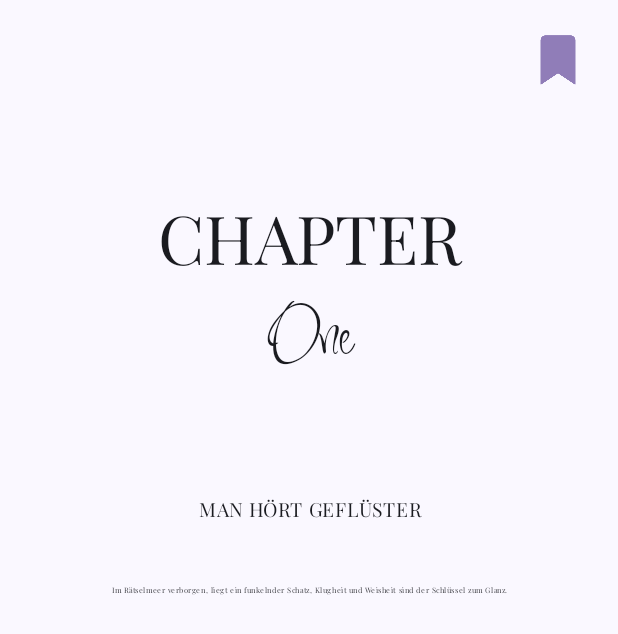
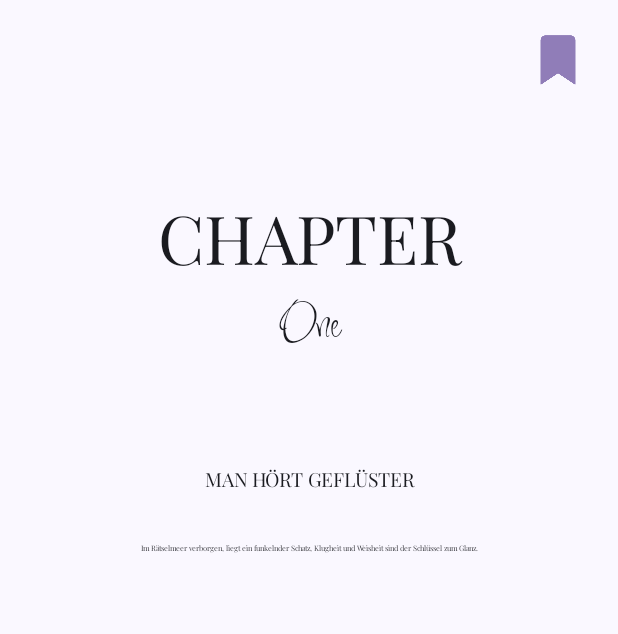
Before and after one commit to Shaygi/VerseVerwebt, an Android app built with Jetpack Compose: the screen it shows after launch (Chapter1), after a tap on "-Start-", on a phone screen of 412 x 824 dp. Shown: the top 634 px of the screen. Run offline under Robolectric (Android 15) with nearby library versions, the light colour scheme and no system bars.

Commit message:
Erneut die Schriftarten und benutzerdefinierte Typographie ersetllt nach merge conflict.

```diff
--- a/app/src/main/java/com/example/verseverwebt/Chapter1.kt
+++ b/app/src/main/java/com/example/verseverwebt/Chapter1.kt
@@ -18,6 +18,7 @@ import androidx.compose.ui.text.style.TextAlign
 import androidx.compose.ui.unit.dp
 import androidx.compose.ui.unit.sp
 import androidx.compose.ui.tooling.preview.Preview
+import com.example.verseverwebt.theme.CustomTypography
 import com.example.verseverwebt.ui.theme.VerseVerwebtTheme
 
 class Chapter1 : ComponentActivity() {
@@ -74,25 +75,20 @@ fun Chapter1Content() {
 
         Text(
             text = "CHAPTER",
-            fontFamily = playfair,
-            style = MaterialTheme.typography.headlineLarge,
-            fontSize = 45.sp,
+            style = CustomTypography.titleLarge,
             textAlign = TextAlign.Center
         )
 
         Text(
             text = "One",
-            fontFamily = inspiration,
-            style = MaterialTheme.typography.headlineLarge,
-            fontSize = 45.sp,
+            style = CustomTypography.titleMedium,
             textAlign = TextAlign.Center,
             modifier = Modifier.padding(bottom = 66.dp)
         )
 
         Text(
             text = "MAN HÖRT GEFLÜSTER",
-            fontFamily = playfair,
-            fontSize = 13.sp,
+            style = CustomTypography.bodyMedium,
             textAlign = TextAlign.Center,
             modifier = Modifier.padding(bottom = 26.dp)
         )
--- a/app/src/main/java/com/example/verseverwebt/Chapter2.kt
+++ b/app/src/main/java/com/example/verseverwebt/Chapter2.kt
@@ -24,6 +24,7 @@ import androidx.compose.ui.text.style.TextAlign
 import androidx.compose.ui.tooling.preview.Preview
 import androidx.compose.ui.unit.dp
 import androidx.compose.ui.unit.sp
+import com.example.verseverwebt.theme.CustomTypography
 import com.example.verseverwebt.ui.theme.VerseVerwebtTheme
 import java.lang.Math.toDegrees
 
@@ -109,22 +110,17 @@ fun Chapter2Content(azimuth: Float) {
         Spacer(modifier = Modifier.height(32.dp))
         Text(
             text = "CHAPTER",
-            fontFamily = playfair,
-            style = MaterialTheme.typography.headlineLarge,
-            fontSize = 45.sp,
+            style = CustomTypography.titleLarge,
             textAlign = TextAlign.Center
         )
         Text(
             text = "Two",
-            fontFamily = inspiration,
-            style = MaterialTheme.typography.headlineLarge,
-            fontSize = 45.sp,
+            style = CustomTypography.titleMedium,
             textAlign = TextAlign.Center
         )
         Text(
             text = chapter2Text.value,
-            fontFamily = playfair,
-            fontSize = 13.sp,
+            style = CustomTypography.bodyMedium,
             textAlign = TextAlign.Left,
             modifier = Modifier.padding(all = 50.dp)
         )
--- a/app/src/main/java/com/example/verseverwebt/Chapter3.kt
+++ b/app/src/main/java/com/example/verseverwebt/Chapter3.kt
@@ -10,6 +10,7 @@ import androidx.compose.ui.Modifier
 import androidx.compose.ui.unit.dp
 import androidx.compose.ui.unit.sp
 import androidx.compose.ui.tooling.preview.Preview
+import com.example.verseverwebt.theme.CustomTypography
 import com.example.verseverwebt.ui.theme.VerseVerwebtTheme
 
 class Chapter3 : ComponentActivity() {
@@ -36,8 +37,7 @@ fun Chapter3Content() {
         Spacer(modifier = Modifier.height(16.dp))
         Text(
             text = "Chapter 3",
-            style = MaterialTheme.typography.headlineLarge,
-            fontSize = 45.sp,
+            style = CustomTypography.titleLarge,
             modifier = Modifier.padding(bottom = 16.dp)
         )
         // Your chapter content here
--- a/app/src/main/java/com/example/verseverwebt/ui/theme/Theme.kt
+++ b/app/src/main/java/com/example/verseverwebt/ui/theme/Theme.kt
@@ -14,6 +14,7 @@ import androidx.compose.ui.graphics.toArgb
 import androidx.compose.ui.platform.LocalContext
 import androidx.compose.ui.platform.LocalView
 import androidx.core.view.WindowCompat
+import com.example.verseverwebt.theme.CustomTypography
 
 private val DarkColorScheme = darkColorScheme(
     primary = Purple80,
@@ -64,7 +65,7 @@ fun VerseVerwebtTheme(
 
     MaterialTheme(
         colorScheme = colorScheme,
-        typography = Typography,
+        typography = CustomTypography,
         content = content
     )
 }
--- a/app/src/main/java/com/example/verseverwebt/ui/theme/Type.kt
+++ b/app/src/main/java/com/example/verseverwebt/ui/theme/Type.kt
@@ -1,34 +1,45 @@
-package com.example.verseverwebt.ui.theme
+package com.example.verseverwebt.theme
 
 import androidx.compose.material3.Typography
 import androidx.compose.ui.text.TextStyle
+import androidx.compose.ui.text.font.Font
 import androidx.compose.ui.text.font.FontFamily
-import androidx.compose.ui.text.font.FontWeight
 import androidx.compose.ui.unit.sp
+import com.example.verseverwebt.R
 
-// Set of Material typography styles to start with
-val Typography = Typography(
+val inspiration = FontFamily(
+    Font(R.font.inspiration_regular)
+)
+val playfair = FontFamily(
+    Font(R.font.playfair_display)
+)
+
+val CustomTypography = Typography(
+    titleLarge = TextStyle(
+        fontSize = 45.sp,
+        letterSpacing = 0.sp,
+        fontFamily = playfair,
+
+        ),
+    titleMedium = TextStyle(
+        fontSize = 32.sp,
+        letterSpacing = 0.sp,
+        fontFamily = inspiration,
+    ),
     bodyLarge = TextStyle(
-        fontFamily = FontFamily.Default,
-        fontWeight = FontWeight.Normal,
-        fontSize = 16.sp,
-        lineHeight = 24.sp,
-        letterSpacing = 0.5.sp
+        fontSize = 24.sp,
+        letterSpacing = 0.sp,
+        fontFamily = playfair,
+    ),
+    bodyMedium = TextStyle(
+        fontSize = 13.sp,
+        letterSpacing = 0.sp,
+        fontFamily = playfair,
+    ),
+    bodySmall = TextStyle(
+        fontSize = 5.sp,
+        letterSpacing = 0.sp,
+        fontFamily = playfair,
     )
-    /* Other default text styles to override
-    titleLarge = TextStyle(
-        fontFamily = FontFamily.Default,
-        fontWeight = FontWeight.Normal,
-        fontSize = 22.sp,
-        lineHeight = 28.sp,
-        letterSpacing = 0.sp
-    ),
-    labelSmall = TextStyle(
-        fontFamily = FontFamily.Default,
-        fontWeight = FontWeight.Medium,
-        fontSize = 11.sp,
-        lineHeight = 16.sp,
-        letterSpacing = 0.5.sp
-    )
-    */
+
 )
```
